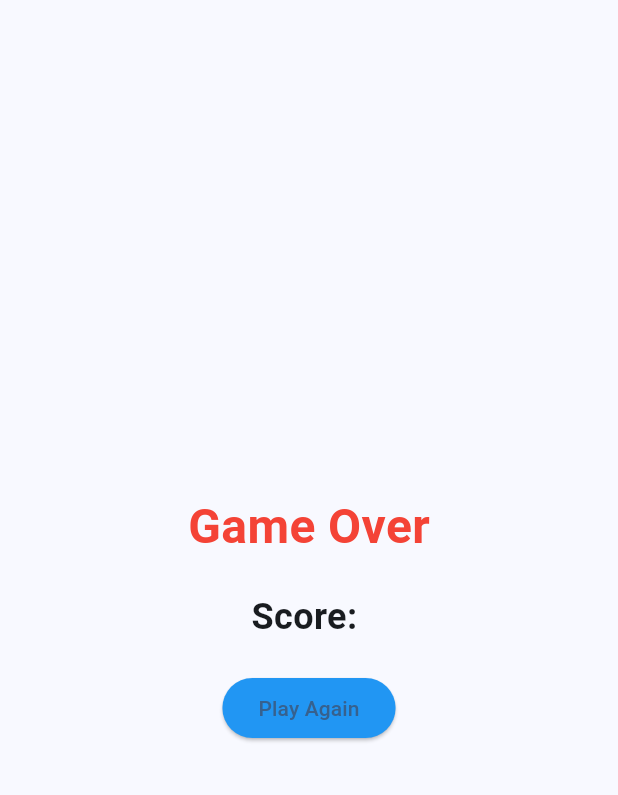
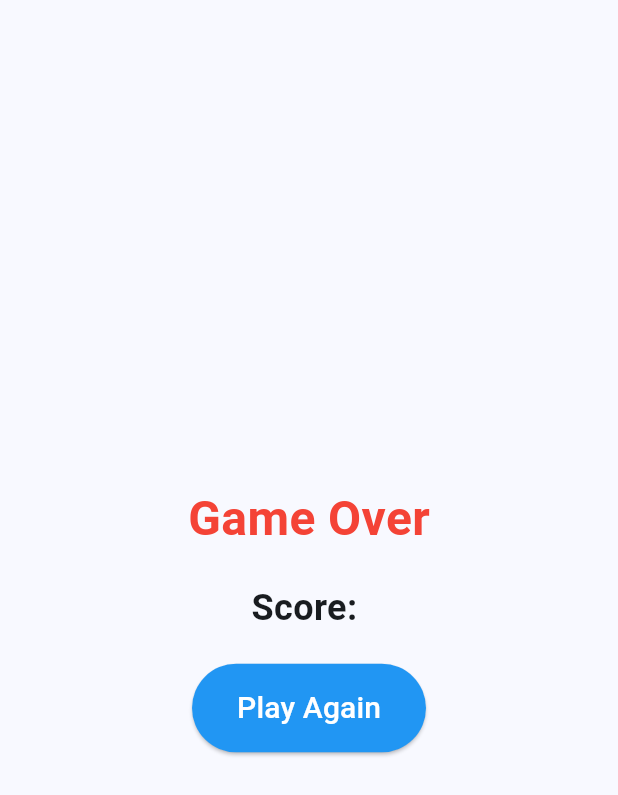
Before and after one commit to rtcoder/circle-jump, a Flutter app: the GameOverScreen screen opened directly with empty values, on a phone screen of 412 x 824 dp. Shown: the top 795 px of the screen. Run offline on Flutter 3.47's test engine with Material 3 defaults, Android fonts, the phone set to English and light mode, and no system bars.

Commit message:
Refactor buttons into reusable ButtonWidget
Replaced `play_again_btn` and `start_game_btn` with a unified `ButtonWidget` class for improved reusability and consistency. Updated StartScreen and GameOverScreen to use the new widget, reducing duplication and simplifying maintenance. This enhances code modularity and adheres to DRY principles.

```diff
--- a/lib/Screens/GameOverScreen/VisualComponents/play_again_btn.dart
+++ /dev/null
@@ -1,13 +0,0 @@
-import 'package:flutter/material.dart';
-
-ElevatedButton playAgainBtn(BuildContext context) {
-  return ElevatedButton(
-    onPressed: () {
-      Navigator.pushReplacementNamed(context, '/game');
-    },
-    style: ElevatedButton.styleFrom(
-      backgroundColor: Colors.blue,
-    ),
-    child: const Text('Play Again'),
-  );
-}
--- a/lib/Screens/GameOverScreen/game_over_screen.dart
+++ b/lib/Screens/GameOverScreen/game_over_screen.dart
@@ -1,8 +1,8 @@
+import 'package:circle_jump/Widgets/button_widget.dart';
 import 'package:circle_jump/Widgets/score_widget.dart';
 import 'package:flutter/material.dart';
 
 import '../../Widgets/title_widget.dart';
-import 'VisualComponents/play_again_btn.dart';
 
 class GameOverScreen extends StatelessWidget {
   const GameOverScreen({super.key});
@@ -20,7 +20,9 @@ class GameOverScreen extends StatelessWidget {
             const SizedBox(height: 20),
             ScoreWidget(score: score),
             const SizedBox(height: 20),
-            playAgainBtn(context),
+            ButtonWidget('Play Again', onPressed: () {
+              Navigator.pushReplacementNamed(context, '/game');
+            }),
           ],
         ),
       ),
--- a/lib/Screens/StartScreen/start_screen.dart
+++ b/lib/Screens/StartScreen/start_screen.dart
@@ -2,7 +2,7 @@ import 'package:circle_jump/Widgets/title_widget.dart';
 import 'package:flutter/material.dart';
 import 'package:flutter/services.dart';
 
-import 'VisualComponents/start_game_btn.dart';
+import '../../Widgets/button_widget.dart';
 
 class StartScreen extends StatelessWidget {
   const StartScreen({super.key});
@@ -26,7 +26,9 @@ class StartScreen extends StatelessWidget {
               children: [
                 const TitleWidget('Circle Jump'),
                 const SizedBox(height: 20),
-                startGameBtn(context),
+                ButtonWidget('Start Game', onPressed: () {
+                  Navigator.pushNamed(context, '/game');
+                }),
               ],
             ),
           ),
--- /dev/null
+++ b/lib/Widgets/button_widget.dart
@@ -0,0 +1,27 @@
+import 'package:flutter/material.dart';
+
+class ButtonWidget extends StatelessWidget {
+  final String text;
+  final VoidCallback? onPressed;
+
+  const ButtonWidget(this.text, {super.key, this.onPressed});
+
+  @override
+  Widget build(BuildContext context) {
+    return ElevatedButton(
+      onPressed: onPressed,
+      style: ElevatedButton.styleFrom(
+        padding:
+        const EdgeInsets.symmetric(horizontal: 30, vertical: 15),
+        backgroundColor: Colors.blue,
+      ),
+      child: Text(
+        text,
+        style: const TextStyle(
+          fontSize: 20,
+          color: Colors.white,
+        ),
+      ),
+    );
+  }
+}
```
Also changed, not shown: lib/Screens/StartScreen/VisualComponents/start_game_btn.dart (deleted, +0 -21 lines).
